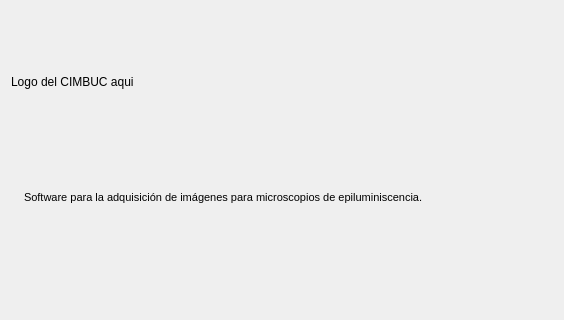
First picture: the form in acercade.ui, repository Gabrielnz/pasantia-CIMBUC, before the edit; both pictures show x 0 to 564 and y 91 to 411 of the 858 by 411 pixel window.
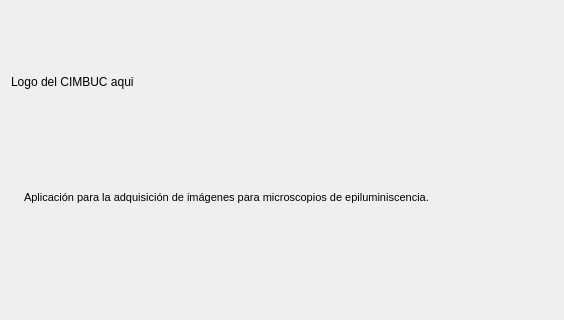
Second picture: the form after the edit. Icons and pictures are not drawn.

The edit to the form file:
```diff
--- a/acercade.ui
+++ b/acercade.ui
@@ -144,7 +144,7 @@
 &lt;html&gt;&lt;head&gt;&lt;meta name=&quot;qrichtext&quot; content=&quot;1&quot; /&gt;&lt;style type=&quot;text/css&quot;&gt;
 p, li { white-space: pre-wrap; }
 &lt;/style&gt;&lt;/head&gt;&lt;body style=&quot; font-family:'MS Shell Dlg 2'; font-size:8pt; font-weight:400; font-style:normal;&quot;&gt;
-&lt;p style=&quot; margin-top:12px; margin-bottom:12px; margin-left:0px; margin-right:0px; -qt-block-indent:0; text-indent:0px;&quot;&gt;Software para la adquisición de imágenes para microscopios de epiluminiscencia.&lt;/p&gt;&lt;/body&gt;&lt;/html&gt;</string>
+&lt;p style=&quot; margin-top:12px; margin-bottom:12px; margin-left:0px; margin-right:0px; -qt-block-indent:0; text-indent:0px;&quot;&gt;Aplicación para la adquisición de imágenes para microscopios de epiluminiscencia.&lt;/p&gt;&lt;/body&gt;&lt;/html&gt;</string>
          </property>
         </widget>
        </item>
```
